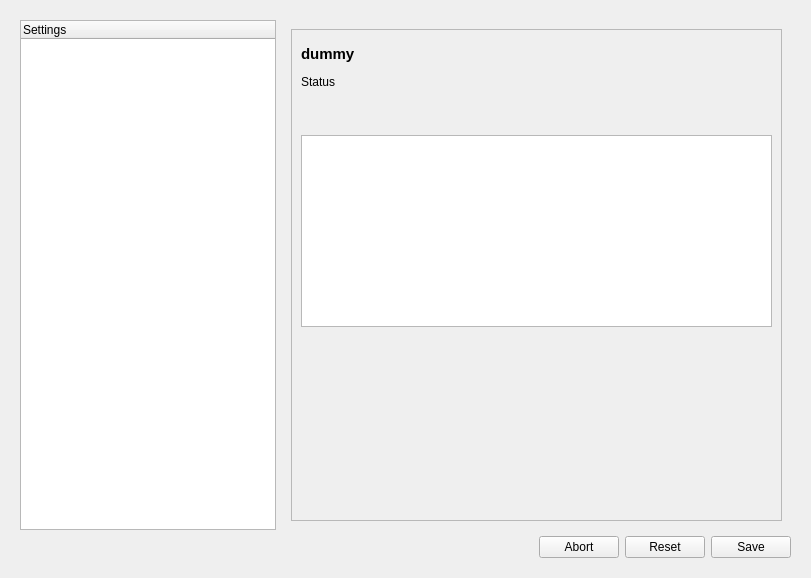
Qt form nitrokeyapp/ui/settings_tab.ui (Nitrokey/nitrokey-app2) before a commit.
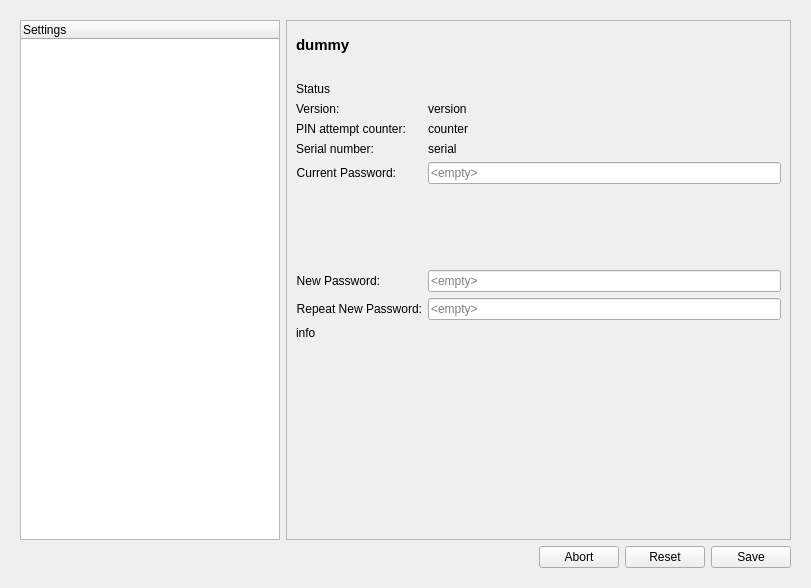
The same form after that commit. The open tabs and pages were chosen to show the change. Icons and pictures are not drawn.

Commit message: settings-rework

```diff
--- a/nitrokeyapp/ui/settings_tab.ui
+++ b/nitrokeyapp/ui/settings_tab.ui
@@ -7,7 +7,7 @@
     <x>0</x>
     <y>0</y>
     <width>811</width>
-    <height>570</height>
+    <height>588</height>
    </rect>
   </property>
   <property name="sizePolicy">
@@ -36,6 +36,49 @@
        </sizepolicy>
       </property>
       <layout class="QGridLayout" name="gridLayout">
+       <item row="1" column="0">
+        <widget class="QWidget" name="__button_space_left" native="true">
+         <property name="sizePolicy">
+          <sizepolicy hsizetype="Expanding" vsizetype="Preferred">
+           <horstretch>0</horstretch>
+           <verstretch>0</verstretch>
+          </sizepolicy>
+         </property>
+         <layout class="QHBoxLayout" name="horizontalLayout">
+          <property name="spacing">
+           <number>6</number>
+          </property>
+          <property name="leftMargin">
+           <number>0</number>
+          </property>
+          <property name="topMargin">
+           <number>0</number>
+          </property>
+          <property name="rightMargin">
+           <number>0</number>
+          </property>
+          <property name="bottomMargin">
+           <number>0</number>
+          </property>
+          <item>
+           <spacer name="__horizontal_spacer">
+            <property name="orientation">
+             <enum>Qt::Horizontal</enum>
+            </property>
+            <property name="sizeType">
+             <enum>QSizePolicy::MinimumExpanding</enum>
+            </property>
+            <property name="sizeHint" stdset="0">
+             <size>
+              <width>260</width>
+              <height>20</height>
+             </size>
+            </property>
+           </spacer>
+          </item>
+         </layout>
+        </widget>
+       </item>
        <item row="0" column="0">
         <widget class="QTreeWidget" name="settings_tree">
          <property name="sizePolicy">
@@ -46,7 +89,7 @@
          </property>
          <property name="minimumSize">
           <size>
-           <width>60</width>
+           <width>180</width>
            <height>0</height>
           </size>
          </property>
@@ -62,147 +105,9 @@
         </widget>
        </item>
        <item row="0" column="1">
-        <widget class="QStackedWidget" name="settings_tab_space">
+        <widget class="QFrame" name="settings_frame">
          <property name="sizePolicy">
-          <sizepolicy hsizetype="MinimumExpanding" vsizetype="MinimumExpanding">
-           <horstretch>20</horstretch>
-           <verstretch>0</verstretch>
-          </sizepolicy>
-         </property>
-         <property name="currentIndex">
-          <number>2</number>
-         </property>
-         <widget class="QWidget" name="settings_empty">
-          <layout class="QVBoxLayout" name="verticalLayout_5">
-           <item>
-            <spacer name="verticalSpacer_3">
-             <property name="orientation">
-              <enum>Qt::Vertical</enum>
-             </property>
-             <property name="sizeHint" stdset="0">
-              <size>
-               <width>20</width>
-               <height>483</height>
-              </size>
-             </property>
-            </spacer>
-           </item>
-          </layout>
-         </widget>
-         <widget class="QWidget" name="pinsettings_desc">
-          <property name="sizePolicy">
-           <sizepolicy hsizetype="MinimumExpanding" vsizetype="MinimumExpanding">
-            <horstretch>0</horstretch>
-            <verstretch>0</verstretch>
-           </sizepolicy>
-          </property>
-          <layout class="QVBoxLayout" name="verticalLayout_3">
-           <item>
-            <widget class="QFrame" name="__pin_show_frame">
-             <property name="sizePolicy">
-              <sizepolicy hsizetype="MinimumExpanding" vsizetype="MinimumExpanding">
-               <horstretch>0</horstretch>
-               <verstretch>0</verstretch>
-              </sizepolicy>
-             </property>
-             <property name="frameShape">
-              <enum>QFrame::StyledPanel</enum>
-             </property>
-             <property name="frameShadow">
-              <enum>QFrame::Raised</enum>
-             </property>
-             <layout class="QVBoxLayout" name="verticalLayout_4">
-              <item>
-               <widget class="QLabel" name="pin_name">
-                <property name="sizePolicy">
-                 <sizepolicy hsizetype="Preferred" vsizetype="Fixed">
-                  <horstretch>0</horstretch>
-                  <verstretch>0</verstretch>
-                 </sizepolicy>
-                </property>
-                <property name="minimumSize">
-                 <size>
-                  <width>0</width>
-                  <height>30</height>
-                 </size>
-                </property>
-                <property name="font">
-                 <font>
-                  <pointsize>11</pointsize>
-                  <italic>false</italic>
-                  <bold>true</bold>
-                 </font>
-                </property>
-                <property name="text">
-                 <string>dummy</string>
-                </property>
-                <property name="alignment">
-                 <set>Qt::AlignLeading|Qt::AlignLeft|Qt::AlignVCenter</set>
-                </property>
-                <property name="margin">
-                 <number>0</number>
-                </property>
-               </widget>
-              </item>
-              <item>
-               <widget class="QLabel" name="status_label">
-                <property name="text">
-                 <string>Status</string>
-                </property>
-               </widget>
-              </item>
-              <item>
-               <spacer name="verticalSpacer_5">
-                <property name="orientation">
-                 <enum>Qt::Vertical</enum>
-                </property>
-                <property name="sizeType">
-                 <enum>QSizePolicy::MinimumExpanding</enum>
-                </property>
-                <property name="sizeHint" stdset="0">
-                 <size>
-                  <width>20</width>
-                  <height>40</height>
-                 </size>
-                </property>
-               </spacer>
-              </item>
-              <item>
-               <widget class="QTextEdit" name="pin_description"/>
-              </item>
-              <item>
-               <spacer name="verticalSpacer_2">
-                <property name="orientation">
-                 <enum>Qt::Vertical</enum>
-                </property>
-                <property name="sizeType">
-                 <enum>QSizePolicy::Expanding</enum>
-                </property>
-                <property name="sizeHint" stdset="0">
-                 <size>
-                  <width>13</width>
-                  <height>184</height>
-                 </size>
-                </property>
-               </spacer>
-              </item>
-             </layout>
-            </widget>
-           </item>
-          </layout>
-         </widget>
-         <widget class="QWidget" name="pinsettings_edit">
-          <property name="sizePolicy">
-           <sizepolicy hsizetype="MinimumExpanding" vsizetype="MinimumExpanding">
-            <horstretch>0</horstretch>
-            <verstretch>0</verstretch>
-           </sizepolicy>
-          </property>
-          <layout class="QVBoxLayout" name="verticalLayout_2">
-           <item>
-            <widget class="QFrame" name="__credential_show_frame">
-             <property name="sizePolicy">
-              <sizepolicy hsizetype="MinimumExpanding" vsizetype="MinimumExpanding">
+          <sizepolicy hsizetype="Minimum" vsizetype="Minimum">
                <horstretch>0</horstretch>
                <verstretch>0</verstretch>
               </sizepolicy>
@@ -247,6 +152,71 @@
                </widget>
               </item>
               <item row="1" column="0">
+           <spacer name="verticalSpacer">
+            <property name="orientation">
+             <enum>Qt::Vertical</enum>
+            </property>
+            <property name="sizeType">
+             <enum>QSizePolicy::Fixed</enum>
+            </property>
+            <property name="sizeHint" stdset="0">
+             <size>
+              <width>20</width>
+              <height>10</height>
+             </size>
+            </property>
+           </spacer>
+          </item>
+          <item row="2" column="0" colspan="2">
+           <widget class="QLabel" name="status_label">
+            <property name="text">
+             <string>Status</string>
+            </property>
+           </widget>
+          </item>
+          <item row="7" column="0">
+           <widget class="QLabel" name="version_label">
+            <property name="text">
+             <string>Version:</string>
+            </property>
+           </widget>
+          </item>
+          <item row="7" column="1">
+           <widget class="QLabel" name="version">
+            <property name="text">
+             <string>version</string>
+            </property>
+           </widget>
+          </item>
+          <item row="8" column="0">
+           <widget class="QLabel" name="counter_label">
+            <property name="text">
+             <string>PIN attempt counter:</string>
+            </property>
+           </widget>
+          </item>
+          <item row="8" column="1">
+           <widget class="QLabel" name="counter">
+            <property name="text">
+             <string>counter</string>
+            </property>
+           </widget>
+          </item>
+          <item row="9" column="0">
+           <widget class="QLabel" name="serial_label">
+            <property name="text">
+             <string>Serial number:</string>
+            </property>
+           </widget>
+          </item>
+          <item row="9" column="1">
+           <widget class="QLabel" name="serial">
+            <property name="text">
+             <string>serial</string>
+            </property>
+           </widget>
+          </item>
+          <item row="10" column="0">
                <widget class="QLabel" name="current_password_label">
                 <property name="text">
                  <string>Current Password:</string>
@@ -256,7 +226,7 @@
                 </property>
                </widget>
               </item>
-              <item row="1" column="1">
+          <item row="10" column="1">
                <widget class="QLineEdit" name="current_password">
                 <property name="sizePolicy">
                  <sizepolicy hsizetype="Expanding" vsizetype="Fixed">
@@ -278,20 +248,20 @@
                 </property>
                </widget>
               </item>
-              <item row="2" column="0" colspan="2">
-               <spacer name="current_password_spacer">
+          <item row="11" column="0">
+           <spacer name="__current_password_spacer">
                 <property name="orientation">
                  <enum>Qt::Vertical</enum>
                 </property>
                 <property name="sizeHint" stdset="0">
                  <size>
-                  <width>20</width>
+              <width>60</width>
                   <height>40</height>
                  </size>
                 </property>
                </spacer>
               </item>
-              <item row="3" column="0">
+          <item row="13" column="0">
                <widget class="QLabel" name="new_password_label">
                 <property name="text">
                  <string>New Password:</string>
@@ -301,7 +271,7 @@
                 </property>
                </widget>
               </item>
-              <item row="3" column="1">
+          <item row="13" column="1">
                <widget class="QLineEdit" name="new_password">
                 <property name="sizePolicy">
                  <sizepolicy hsizetype="Expanding" vsizetype="Fixed">
@@ -323,7 +293,7 @@
                 </property>
                </widget>
               </item>
-              <item row="4" column="0">
+          <item row="14" column="0">
                <widget class="QLabel" name="repeat_password_label">
                 <property name="layoutDirection">
                  <enum>Qt::LeftToRight</enum>
@@ -336,7 +306,7 @@
                 </property>
                </widget>
               </item>
-              <item row="4" column="1">
+          <item row="14" column="1">
                <widget class="QLineEdit" name="repeat_password">
                 <property name="sizePolicy">
                  <sizepolicy hsizetype="Expanding" vsizetype="Fixed">
@@ -352,8 +322,30 @@
                 </property>
                </widget>
               </item>
-              <item row="5" column="0" colspan="2">
-               <spacer name="verticalSpacer">
+          <item row="15" column="0" colspan="2">
+           <widget class="QLabel" name="info_label">
+            <property name="sizePolicy">
+             <sizepolicy hsizetype="Minimum" vsizetype="Minimum">
+              <horstretch>0</horstretch>
+              <verstretch>0</verstretch>
+             </sizepolicy>
+            </property>
+            <property name="text">
+             <string>info</string>
+            </property>
+            <property name="alignment">
+             <set>Qt::AlignLeading|Qt::AlignLeft|Qt::AlignVCenter</set>
+            </property>
+            <property name="wordWrap">
+             <bool>true</bool>
+            </property>
+            <property name="textInteractionFlags">
+             <set>Qt::LinksAccessibleByMouse|Qt::TextSelectableByMouse</set>
+            </property>
+           </widget>
+          </item>
+          <item row="16" column="0">
+           <spacer name="__verticalSpacer">
                 <property name="orientation">
                  <enum>Qt::Vertical</enum>
                 </property>
@@ -364,50 +356,6 @@
                  <size>
                   <width>13</width>
                   <height>184</height>
-                 </size>
-                </property>
-               </spacer>
-              </item>
-             </layout>
-            </widget>
-           </item>
-          </layout>
-         </widget>
-        </widget>
-       </item>
-       <item row="1" column="0">
-        <widget class="QWidget" name="__button_space_left" native="true">
-         <property name="sizePolicy">
-          <sizepolicy hsizetype="Expanding" vsizetype="Preferred">
-           <horstretch>0</horstretch>
-           <verstretch>0</verstretch>
-          </sizepolicy>
-         </property>
-         <layout class="QHBoxLayout" name="horizontalLayout">
-          <property name="spacing">
-           <number>6</number>
-          </property>
-          <property name="leftMargin">
-           <number>0</number>
-          </property>
-          <property name="topMargin">
-           <number>0</number>
-          </property>
-          <property name="rightMargin">
-           <number>0</number>
-          </property>
-          <property name="bottomMargin">
-           <number>0</number>
-          </property>
-          <item>
-           <spacer name="__horizontal_spacer">
-            <property name="orientation">
-             <enum>Qt::Horizontal</enum>
-            </property>
-            <property name="sizeHint" stdset="0">
-             <size>
-              <width>63</width>
-              <height>20</height>
              </size>
             </property>
            </spacer>
@@ -435,10 +383,13 @@
             <property name="orientation">
              <enum>Qt::Horizontal</enum>
             </property>
+            <property name="sizeType">
+             <enum>QSizePolicy::Expanding</enum>
+            </property>
             <property name="sizeHint" stdset="0">
              <size>
-              <width>40</width>
-              <height>20</height>
+              <width>16777215</width>
+              <height>21</height>
              </size>
             </property>
            </spacer>
```
Lines whose indentation alone changed are shown as unchanged. The commit also changes 2 other files.
